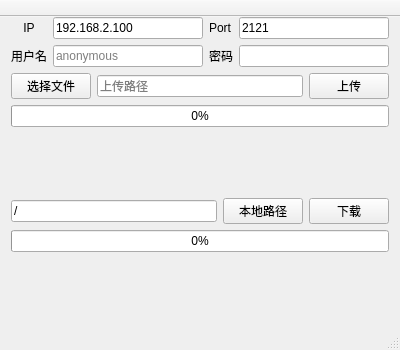
The window that mainwindow.ui (sonichy/HTYFTP) describes before a commit, drawn with Qt 5.
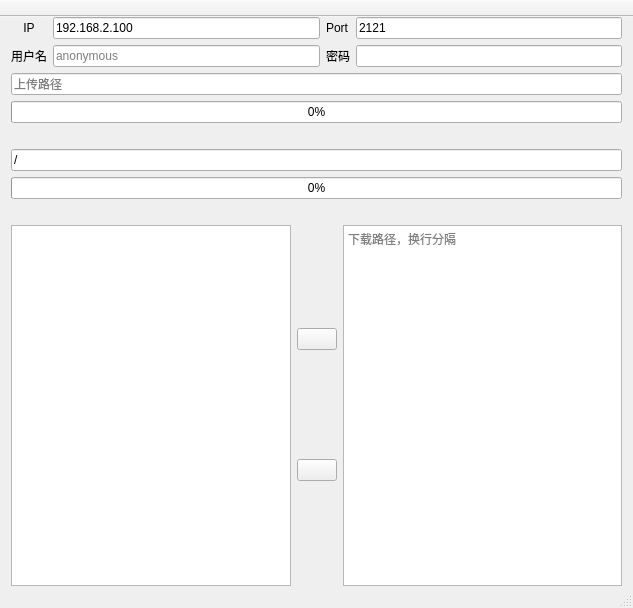
The same window after the commit. Icons and pictures are not drawn.

Commit message: 改为批量上传和下载

```diff
--- a/mainwindow.ui
+++ b/mainwindow.ui
@@ -6,8 +6,8 @@
    <rect>
     <x>0</x>
     <y>0</y>
-    <width>400</width>
-    <height>350</height>
+    <width>633</width>
+    <height>608</height>
    </rect>
   </property>
   <property name="windowTitle">
@@ -18,10 +18,13 @@
     <normaloff>HTYFTP.png</normaloff>HTYFTP.png</iconset>
   </property>
   <widget class="QWidget" name="centralWidget">
-   <layout class="QVBoxLayout" name="verticalLayout_3">
+   <layout class="QVBoxLayout" name="verticalLayout_4">
     <property name="topMargin">
      <number>0</number>
     </property>
+    <property name="bottomMargin">
+     <number>0</number>
+    </property>
     <item>
      <layout class="QGridLayout" name="gridLayout">
       <item row="0" column="1">
@@ -85,13 +88,6 @@
      <layout class="QVBoxLayout" name="verticalLayout">
       <item>
        <layout class="QHBoxLayout" name="horizontalLayout_2">
-        <item>
-         <widget class="QPushButton" name="pushButton_choose_upload">
-          <property name="text">
-           <string>选择文件</string>
-          </property>
-         </widget>
-        </item>
         <item>
          <widget class="QLineEdit" name="lineEdit_path_upload">
           <property name="text">
@@ -102,13 +98,6 @@
           </property>
          </widget>
         </item>
-        <item>
-         <widget class="QPushButton" name="pushButton_upload">
-          <property name="text">
-           <string>上传</string>
-          </property>
-         </widget>
-        </item>
        </layout>
       </item>
       <item>
@@ -141,20 +130,6 @@
           </property>
          </widget>
         </item>
-        <item>
-         <widget class="QPushButton" name="pushButton_path_local">
-          <property name="text">
-           <string>本地路径</string>
-          </property>
-         </widget>
-        </item>
-        <item>
-         <widget class="QPushButton" name="pushButton_download">
-          <property name="text">
-           <string>下载</string>
-          </property>
-         </widget>
-        </item>
        </layout>
       </item>
       <item>
@@ -173,6 +148,59 @@
       </property>
      </widget>
     </item>
+    <item>
+     <layout class="QHBoxLayout" name="horizontalLayout">
+      <item>
+       <widget class="QListWidget" name="listWidget_upload">
+        <property name="contextMenuPolicy">
+         <enum>Qt::CustomContextMenu</enum>
+        </property>
+        <property name="selectionMode">
+         <enum>QAbstractItemView::ExtendedSelection</enum>
+        </property>
+       </widget>
+      </item>
+      <item>
+       <layout class="QVBoxLayout" name="verticalLayout_3">
+        <item>
+         <widget class="QPushButton" name="pushButton_upload1">
+          <property name="toolTip">
+           <string>上传</string>
+          </property>
+          <property name="text">
+           <string/>
+          </property>
+          <property name="icon">
+           <iconset theme="go-next">
+            <normaloff>.</normaloff>.</iconset>
+          </property>
+         </widget>
+        </item>
+        <item>
+         <widget class="QPushButton" name="pushButton_download1">
+          <property name="toolTip">
+           <string>下载</string>
+          </property>
+          <property name="text">
+           <string/>
+          </property>
+          <property name="icon">
+           <iconset theme="go-previous">
+            <normaloff>.</normaloff>.</iconset>
+          </property>
+         </widget>
+        </item>
+       </layout>
+      </item>
+      <item>
+       <widget class="QTextEdit" name="textEdit">
+        <property name="placeholderText">
+         <string>下载路径，换行分隔</string>
+        </property>
+       </widget>
+      </item>
+     </layout>
+    </item>
    </layout>
   </widget>
   <widget class="QMenuBar" name="menuBar">
```
Left out of the diff: 11 changed lines with no effect on the pictures. The commit also changes 6 other files.
